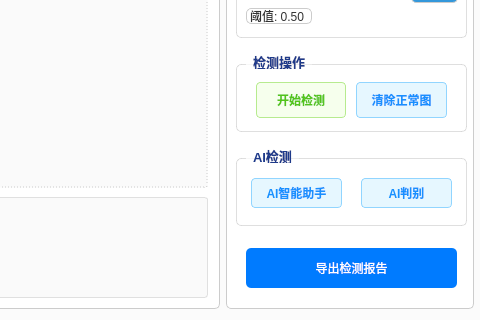
Qt form ui/main.ui (211250243/app) before a commit; both pictures show x 539 to 1019 and y 374 to 694 of the 1019 by 694 pixel window.
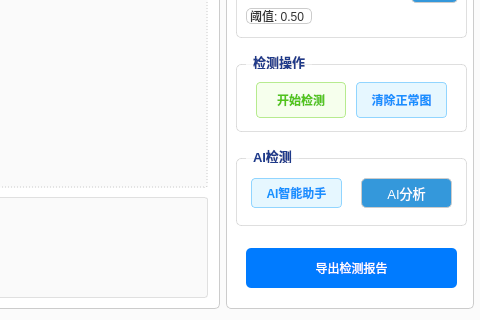
The same form after that commit. Icons and pictures are not drawn.

```diff
--- a/ui/main.ui
+++ b/ui/main.ui
@@ -2808,37 +2808,7 @@
           <property name="title">
            <string>AI检测</string>
           </property>
-          <widget class="QPushButton" name="importFileButton_3">
-           <property name="geometry">
-            <rect>
-             <x>125</x>
-             <y>30</y>
-             <width>91</width>
-             <height>30</height>
-            </rect>
-           </property>
-           <property name="styleSheet">
-            <string notr="true">QPushButton {
-    background-color: #e6f7ff;
-    border: 1px solid #91d5ff;
-    border-radius: 4px;
-    padding: 4px 8px;
-    color: #1890ff;
-    font-weight: bold;
-}
-QPushButton:hover {
-    background-color: #bae7ff;
-    border: 1px solid #69c0ff;
-}
-QPushButton:pressed {
-    background-color: #91d5ff;
-}</string>
-           </property>
-           <property name="text">
-            <string>AI判别</string>
-           </property>
-          </widget>
-          <widget class="QPushButton" name="importFileButton_2">
+          <widget class="QPushButton" name="AIButton">
            <property name="geometry">
             <rect>
              <x>15</x>
@@ -2868,6 +2838,39 @@
             <string>AI智能助手</string>
            </property>
           </widget>
+          <widget class="QPushButton" name="AIInferButton">
+           <property name="geometry">
+            <rect>
+             <x>125</x>
+             <y>30</y>
+             <width>91</width>
+             <height>30</height>
+            </rect>
+           </property>
+           <property name="styleSheet">
+            <string notr="true">QPushButton {
+    background-color: #3498db;
+    color: white;
+    border-radius: 5px;
+    font-family: &quot;Microsoft YaHei UI&quot;;
+    font-size: 10pt;
+    padding: 5px;
+}
+QPushButton:hover {
+    background-color: #2980b9;
+}
+QPushButton:pressed {
+    background-color: #1c6ea4;
+}</string>
+           </property>
+           <property name="text">
+            <string>AI分析</string>
+           </property>
+           <property name="icon">
+            <iconset>
+             <normaloff>ui/icon/ai.svg</normaloff>ui/icon/ai.svg</iconset>
+           </property>
+          </widget>
          </widget>
          <widget class="QPushButton" name="exportButton">
           <property name="geometry">
```
